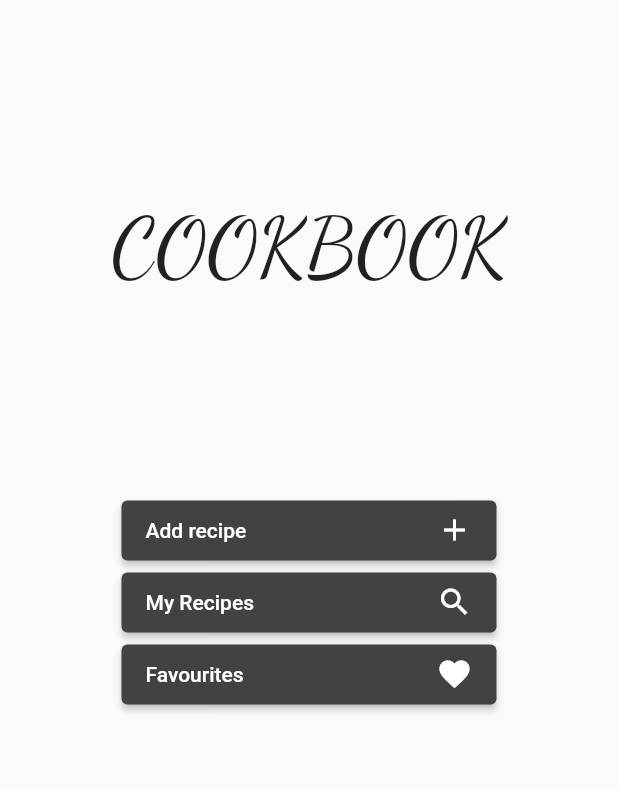
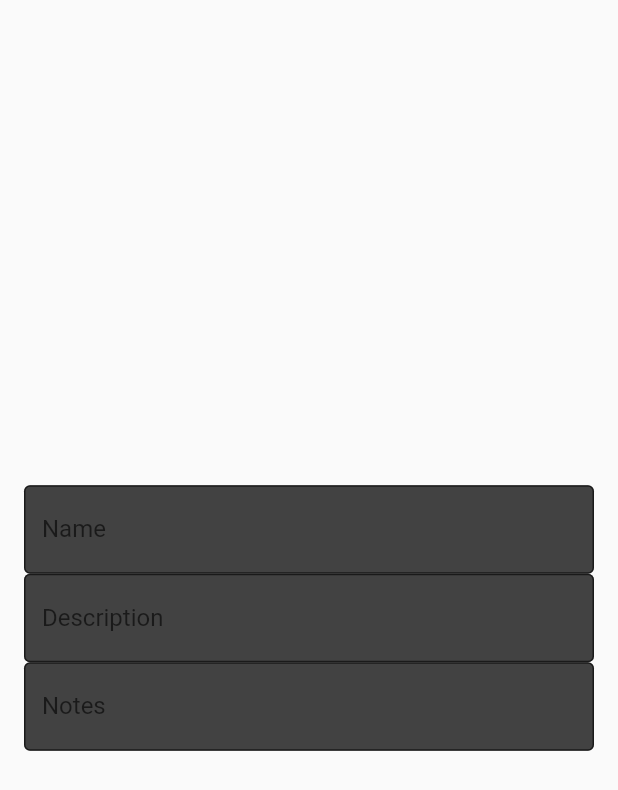
Before and after one commit to berkeparildar/Cookbook-App, a Flutter app: the screen it shows after launch, after a tap on "Add recipe", on a phone screen of 412 x 824 dp. Shown: the top 790 px of the screen. Run offline on Flutter 3.47's test engine with Material 2 defaults, Android fonts, the phone set to English and light mode, and no system bars.

Commit message:
-recipe class added, add recipe page halfly implemented, the style is to be decided.

```diff
--- a/lib/main.dart
+++ b/lib/main.dart
@@ -1,4 +1,5 @@
 import 'package:flutter/material.dart';
+import 'recipe.dart';
 
 void main() {
   runApp(const MyApp());
@@ -16,10 +17,8 @@ class MyApp extends StatelessWidget {
               style: ElevatedButton.styleFrom(
         fixedSize: const Size(250, 40),
         backgroundColor: Colors.grey.shade800,
-          )
-        )
-      ),
-      home: MyHomePage(),
+      ))),
+      home: const MyHomePage(),
     );
   }
 }
@@ -32,36 +31,37 @@ class MyHomePage extends StatefulWidget {
 }
 
 class _MyHomePageState extends State<MyHomePage> {
-
   @override
   Widget build(BuildContext context) {
     return Scaffold(
       body: Center(
         child: Column(
           children: <Widget>[
-            Expanded(
+            const Expanded(
               flex: 40,
               child: Center(
                   child: Text(
                 "COOKBOOK",
-                    style: TextStyle(
-                      fontFamily: "DancingScript",
-                      fontSize: 55
-                    ),
-                  )
-              ),
+                style: TextStyle(fontFamily: "DancingScript", fontSize: 55),
+              )),
             ),
             Expanded(
               flex: 60,
               child: Column(
                 children: [
                   ElevatedButton(
-                      onPressed: () {},
+                    onPressed: () {
+                      Navigator.push(
+                        context,
+                        MaterialPageRoute(
+                            builder: (context) => const AddRecipePage()),
+                      );
+                    },
                     child: Row(
                       mainAxisAlignment: MainAxisAlignment.spaceBetween,
                       children: [
-                          Text("Add recipe"),
-                          Icon(Icons.add),
+                        const Text("Add recipe"),
+                        const Icon(Icons.add),
                       ],
                     ),
                   ),
@@ -70,9 +70,8 @@ class _MyHomePageState extends State<MyHomePage> {
                     child: Row(
                       mainAxisAlignment: MainAxisAlignment.spaceBetween,
                       children: [
-                          Text("My Recipes"),
-                          Icon(Icons.search
-                          ),
+                        const Text("My Recipes"),
+                        const Icon(Icons.search),
                       ],
                     ),
                   ),
@@ -81,8 +80,8 @@ class _MyHomePageState extends State<MyHomePage> {
                     child: Row(
                       mainAxisAlignment: MainAxisAlignment.spaceBetween,
                       children: [
-                          Text("Favourites"),
-                          Icon(Icons.favorite),
+                        const Text("Favourites"),
+                        const Icon(Icons.favorite),
                       ],
                     ),
                   )
@@ -95,3 +94,77 @@ class _MyHomePageState extends State<MyHomePage> {
     );
   }
 }
+
+class AddRecipePage extends StatefulWidget {
+  const AddRecipePage({super.key});
+
+  @override
+  _AddRecipeState createState() => _AddRecipeState();
+}
+
+class _AddRecipeState extends State<AddRecipePage> {
+  final myController = TextEditingController();
+
+  @override
+  void initState() {
+    super.initState();
+
+    // Start listening to changes.
+    myController.addListener(_printLatestValue);
+  }
+
+  @override
+  void dispose() {
+    // Clean up the controller when the widget is removed from the widget tree.
+    // This also removes the _printLatestValue listener.
+    myController.dispose();
+    super.dispose();
+  }
+
+  void _printLatestValue() {
+    print('Second text field: ${myController.text}');
+  }
+
+  @override
+  Widget build(BuildContext context) {
+    return Scaffold(
+      body: Padding(
+        padding: const EdgeInsets.all(16.0),
+        child: Column(
+          mainAxisAlignment: MainAxisAlignment.center,
+          children: [
+            TextField(
+              decoration: InputDecoration(
+                labelText: 'Name',
+                border: OutlineInputBorder(),
+                filled: true,
+                fillColor: Colors.grey.shade800,
+              ),
+              onChanged: (text) {
+                print('First text field: $text');
+              },
+            ),
+            TextField(
+              decoration: InputDecoration(
+                labelText: 'Description',
+                border: OutlineInputBorder(),
+                filled: true,
+                fillColor: Colors.grey.shade800,
+              ),
+              controller: myController,
+            ),
+            TextField(
+              decoration: InputDecoration(
+                labelText: 'Notes',
+                border: OutlineInputBorder(),
+                filled: true,
+                fillColor: Colors.grey.shade800,
+              ),
+              controller: myController,
+            ),
+          ],
+        ),
+      ),
+    );
+  }
+}
--- /dev/null
+++ b/lib/recipe.dart
@@ -0,0 +1,9 @@
+import 'package:flutter/material.dart';
+
+class Recipe {
+  final String name;
+  final String description;
+  final String notes;
+
+  Recipe({required this.name, required this.description, required this.notes});
+}
```
Lines whose indentation alone changed are shown as unchanged.
